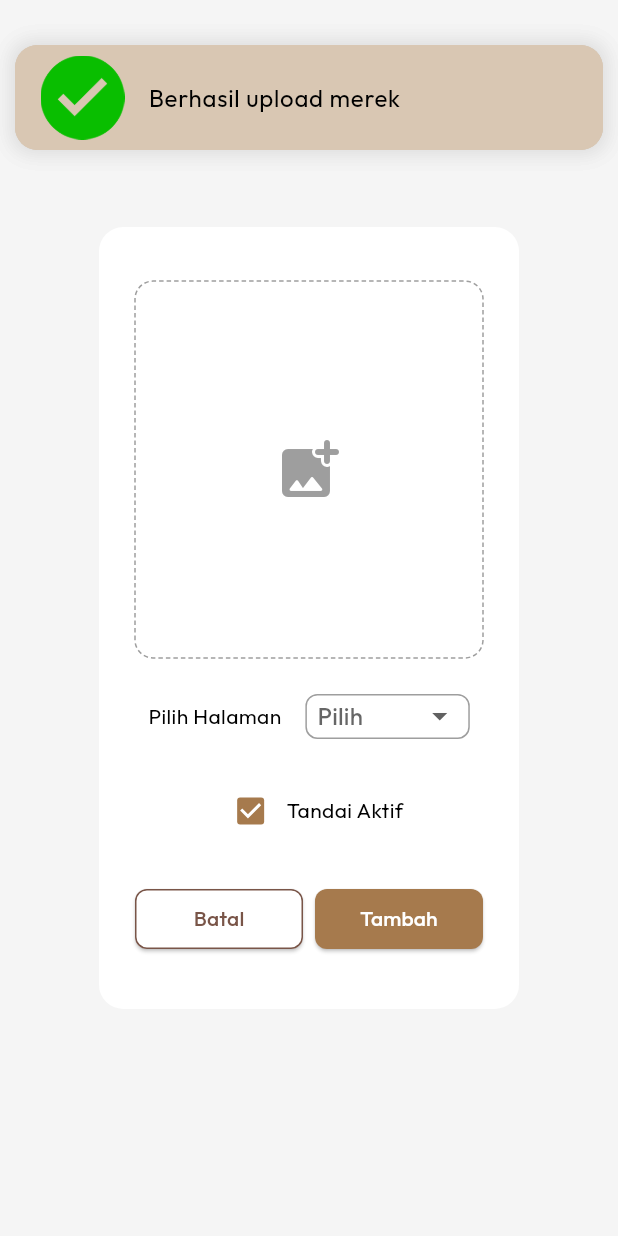
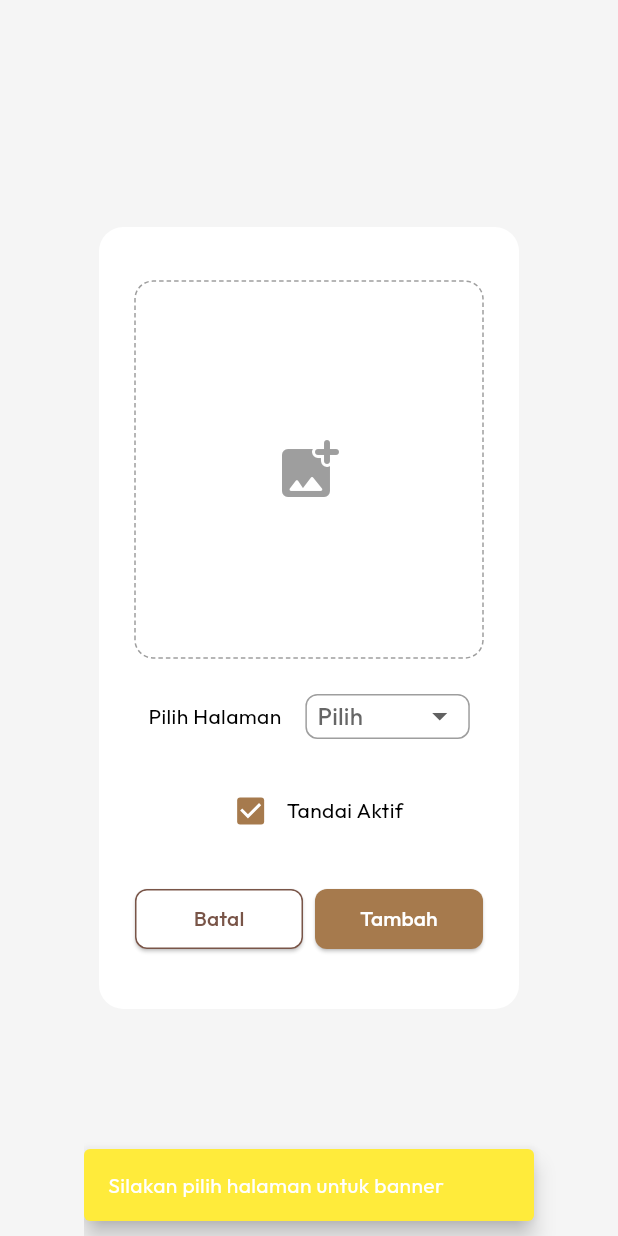
Before and after one commit to neounderwear/neo_admin, a Flutter app: the BannerFormWidget widget shown alone on an empty page, opened directly, after a tap on "Tambah", on a phone screen of 412 x 824 dp. Run offline on Flutter 3.47's test engine with Material 3 defaults, Android fonts, the phone set to English and light mode, and no system bars; drawn by our look-alikes of delightful_toast, dotted_border; our stand-ins replace dio, file_picker, flutter_bloc, flutter_spinkit, go_router, iconly and 1 more; accounts and stored records are empty.

```diff
--- a/lib/features/banner/view/widget/banner_form_widget.dart
+++ b/lib/features/banner/view/widget/banner_form_widget.dart
@@ -1,12 +1,8 @@
-import 'package:delightful_toast/delight_toast.dart';
-import 'package:delightful_toast/toast/components/toast_card.dart';
-import 'package:delightful_toast/toast/utils/enums.dart';
 import 'package:dotted_border/dotted_border.dart';
 import 'package:file_picker/file_picker.dart';
 import 'package:flutter/material.dart';
 import 'package:flutter/services.dart';
 import 'package:flutter_bloc/flutter_bloc.dart';
-import 'package:neo_admin/constant/asset_manager.dart';
 import 'package:neo_admin/features/banner/bloc/banner_bloc.dart';
 import 'package:neo_admin/features/banner/bloc/banner_event.dart';
 
@@ -48,33 +44,33 @@ class _BannerFormWidgetState extends State<BannerFormWidget> {
   // Fungsi untuk mengirim data
   void submit() {
     if (selectedPage == null) {
-      DelightToastBar(
-        builder: (context) {
-          return ToastCard(
-            leading: Image.asset(AssetManager.warningIcon),
-            title: Text('Silakan pilih halaman untuk banner'),
-            color: Color(0xFFD9C7B3),
+      ScaffoldMessenger.of(context).showSnackBar(
+        SnackBar(
+          content: Text(
+            'Silakan pilih halaman untuk banner',
+            style: TextStyle(color: Colors.white),
+          ),
+          duration: Duration(seconds: 2),
+          behavior: SnackBarBehavior.floating,
+          backgroundColor: Colors.yellow,
+          width: 300.0,
+        ),
       );
-        },
-        autoDismiss: true,
-        position: DelightSnackbarPosition.top,
-      ).show(context);
-      return;
     }
 
     if (widget.banner == null && imageBytes == null) {
-      DelightToastBar(
-        builder: (context) {
-          return ToastCard(
-            leading: Image.asset(AssetManager.warningIcon),
-            title: Text('Banner tidak boleh kosong'),
-            color: Color(0xFFD9C7B3),
+      ScaffoldMessenger.of(context).showSnackBar(
+        SnackBar(
+          content: Text(
+            'Banner tidak boleh kosong',
+            style: TextStyle(color: Colors.white),
+          ),
+          duration: Duration(seconds: 2),
+          behavior: SnackBarBehavior.floating,
+          backgroundColor: Colors.yellow,
+          width: 300.0,
+        ),
       );
-        },
-        autoDismiss: true,
-        position: DelightSnackbarPosition.top,
-      ).show(context);
-      return;
     }
 
     final bloc = context.read<BannerBloc>();
@@ -95,17 +91,18 @@ class _BannerFormWidgetState extends State<BannerFormWidget> {
       }
       Navigator.of(context).pop();
     } catch (e) {
-      DelightToastBar(
-        builder: (context) {
-          return ToastCard(
-            leading: Image.asset(AssetManager.failedIcon),
-            title: Text('Error: ${e.toString()}'),
-            color: Color(0xFFD9C7B3),
+      ScaffoldMessenger.of(context).showSnackBar(
+        SnackBar(
+          content: Text(
+            'Error: ${e.toString()}',
+            style: TextStyle(color: Colors.white),
+          ),
+          duration: Duration(seconds: 2),
+          behavior: SnackBarBehavior.floating,
+          backgroundColor: Colors.red,
+          width: 300.0,
+        ),
       );
-        },
-        autoDismiss: true,
-        position: DelightSnackbarPosition.top,
-      ).show(context);
     }
   }
 
@@ -250,21 +247,20 @@ class _BannerFormWidgetState extends State<BannerFormWidget> {
                     child: ElevatedButton(
                       onPressed: () {
                         submit();
-                        DelightToastBar(
-                          builder: (context) {
-                            return ToastCard(
-                              leading: Image.asset(AssetManager.successIcon),
-                              title: Text(
+                        ScaffoldMessenger.of(context).showSnackBar(
+                          SnackBar(
+                            content: Text(
                               widget.banner == null
                                   ? 'Berhasil upload merek'
                                   : 'Berhasil menyimpan',
+                              style: TextStyle(color: Colors.white),
                             ),
-                              color: Color(0xFFD9C7B3),
+                            duration: Duration(seconds: 2),
+                            behavior: SnackBarBehavior.floating,
+                            backgroundColor: Colors.green,
+                            width: 300.0,
+                          ),
                         );
-                          },
-                          autoDismiss: true,
-                          position: DelightSnackbarPosition.top,
-                        ).show(context);
                       },
                       child: Text(widget.banner == null ? 'Tambah' : 'Simpan'),
                     ),
--- a/pubspec.yaml
+++ b/pubspec.yaml
@@ -41,7 +41,6 @@ dependencies:
   iconly: ^1.0.1
   supabase_flutter: ^2.8.3
   file_picker: ^9.0.0
-  delightful_toast: ^1.1.0
   path: ^1.9.1
   dio: ^5.8.0+1
   flutter_dotenv: ^5.2.1
```
Also changed, not shown: lib/features/banner/view/widget/banner_table_widget.dart (+14 -17 lines), pubspec.lock. Lines whose indentation alone changed are shown as unchanged.
